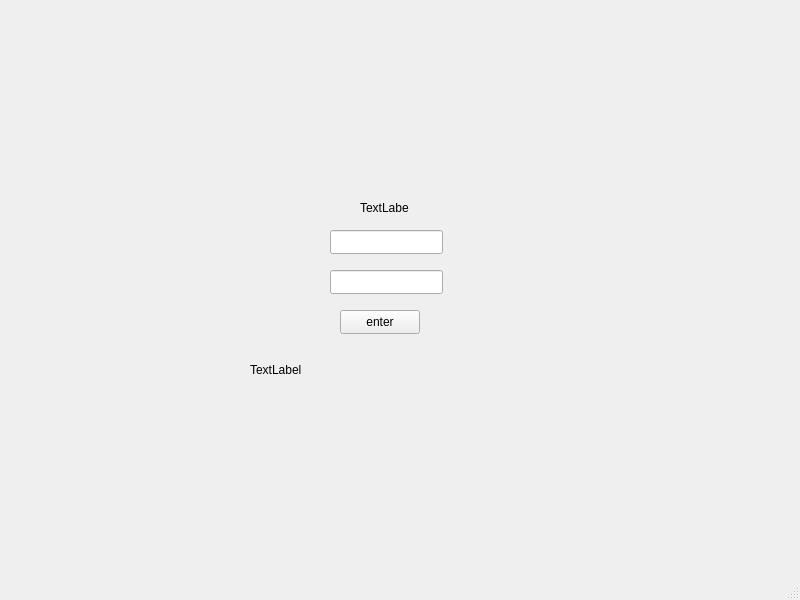
Above: frontend/mainwindow.ui from 22kmo-project/group_9 before the change. Below: the same form after it.
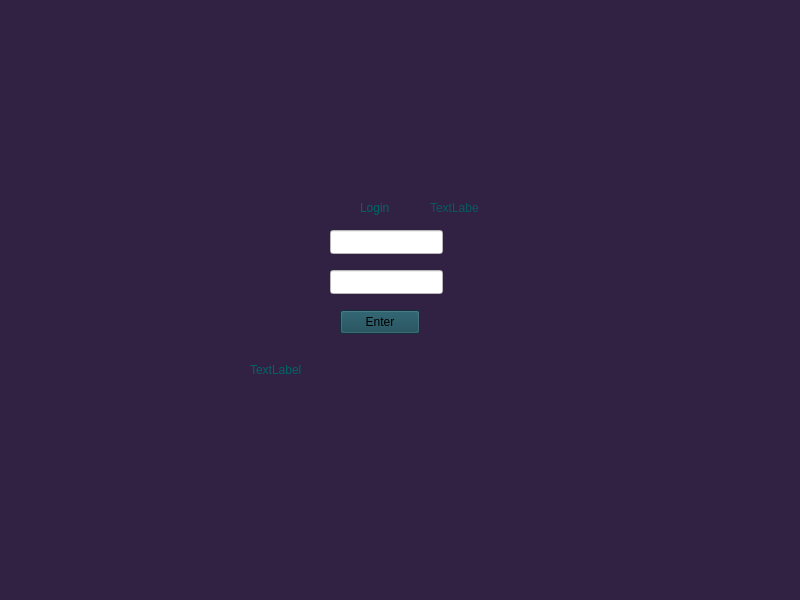
That is the form after the change.

Patch:
```diff
--- a/frontend/mainwindow.ui
+++ b/frontend/mainwindow.ui
@@ -13,6 +13,9 @@
   <property name="windowTitle">
    <string>MainWindow</string>
   </property>
+  <property name="styleSheet">
+   <string notr="true">background-color: rgb(49, 34, 68);</string>
+  </property>
   <widget class="QWidget" name="centralwidget">
    <widget class="QLabel" name="label">
     <property name="geometry">
@@ -23,8 +26,11 @@
       <height>16</height>
      </rect>
     </property>
+    <property name="styleSheet">
+     <string notr="true">color: rgb(0, 100, 102);</string>
+    </property>
     <property name="text">
-     <string>TextLabel</string>
+     <string>Login</string>
     </property>
    </widget>
    <widget class="QLineEdit" name="cardNumEnter">
@@ -36,6 +42,9 @@
       <height>24</height>
      </rect>
     </property>
+    <property name="styleSheet">
+     <string notr="true">background-color: rgb(255, 255, 255);</string>
+    </property>
    </widget>
    <widget class="QLineEdit" name="pinEnter">
     <property name="geometry">
@@ -46,6 +55,9 @@
       <height>24</height>
      </rect>
     </property>
+    <property name="styleSheet">
+     <string notr="true">background-color: rgb(255, 255, 255);</string>
+    </property>
    </widget>
    <widget class="QPushButton" name="loginB">
     <property name="geometry">
@@ -56,8 +68,11 @@
       <height>24</height>
      </rect>
     </property>
+    <property name="styleSheet">
+     <string notr="true">background-color: rgb(20, 69, 82);</string>
+    </property>
     <property name="text">
-     <string>enter</string>
+     <string>Enter</string>
     </property>
    </widget>
    <widget class="QLabel" name="errorTxt">
@@ -68,6 +83,25 @@
       <width>311</width>
       <height>20</height>
      </rect>
+    </property>
+    <property name="styleSheet">
+     <string notr="true">color: rgb(0, 100, 102);</string>
+    </property>
+    <property name="text">
+     <string>TextLabel</string>
+    </property>
+   </widget>
+   <widget class="QLabel" name="label_2">
+    <property name="geometry">
+     <rect>
+      <x>430</x>
+      <y>200</y>
+      <width>49</width>
+      <height>16</height>
+     </rect>
+    </property>
+    <property name="styleSheet">
+     <string notr="true">color: rgb(6, 90, 96);</string>
     </property>
     <property name="text">
      <string>TextLabel</string>
```
